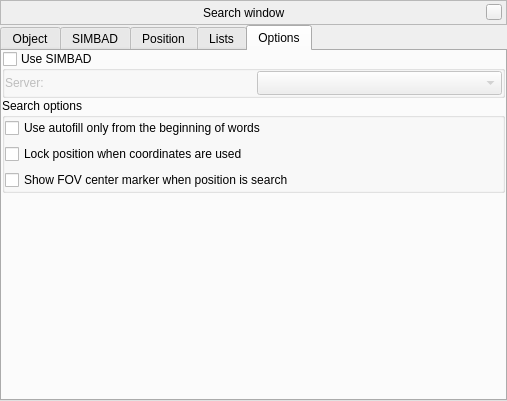
Before: the Qt Designer form src/gui/searchDialogGui.ui in 519984307/stellarium_src, drawn with Qt 5.
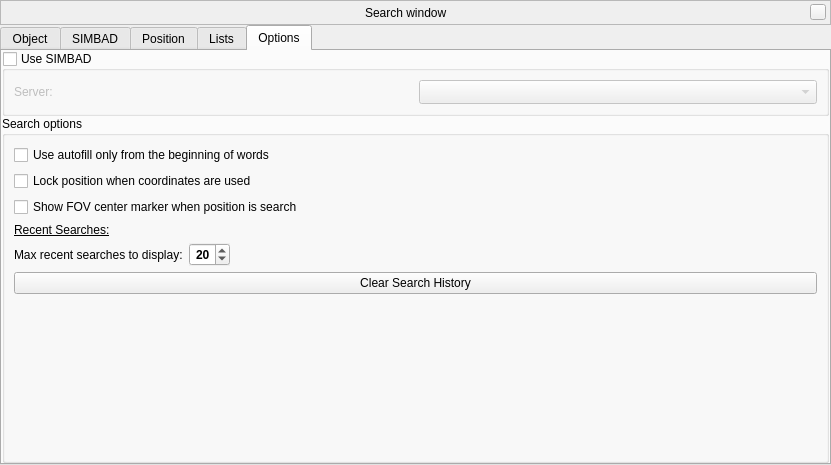
After: the same form once the commit is applied. The open tabs and pages were chosen to show the change. Custom widgets are drawn as their Qt base class.

Commit message: added recent search (#1168)

What changed in the file:
```diff
--- a/src/gui/searchDialogGui.ui
+++ b/src/gui/searchDialogGui.ui
@@ -6,8 +6,8 @@
    <rect>
     <x>0</x>
     <y>0</y>
-    <width>507</width>
-    <height>401</height>
+    <width>831</width>
+    <height>465</height>
    </rect>
   </property>
   <property name="sizePolicy">
@@ -28,6 +28,9 @@
   <property name="windowTitle">
    <string>Find Object</string>
   </property>
+  <property name="toolTip">
+   <string/>
+  </property>
   <property name="styleSheet">
    <string notr="true"/>
   </property>
@@ -154,21 +157,6 @@
        <string>Object</string>
       </attribute>
       <layout class="QVBoxLayout" name="verticalLayout_2">
-       <property name="spacing">
-        <number>0</number>
-       </property>
-       <property name="leftMargin">
-        <number>0</number>
-       </property>
-       <property name="topMargin">
-        <number>0</number>
-       </property>
-       <property name="rightMargin">
-        <number>0</number>
-       </property>
-       <property name="bottomMargin">
-        <number>0</number>
-       </property>
        <item>
         <widget class="QFrame" name="horizontalSearchLayout">
          <property name="minimumSize">
@@ -259,43 +247,27 @@
         </widget>
        </item>
        <item>
-        <widget class="CompletionLabel" name="completionLabel">
+        <widget class="QListView" name="searchListView">
          <property name="sizePolicy">
-          <sizepolicy hsizetype="Preferred" vsizetype="MinimumExpanding">
-           <horstretch>35</horstretch>
+          <sizepolicy hsizetype="Expanding" vsizetype="Expanding">
+           <horstretch>0</horstretch>
            <verstretch>0</verstretch>
           </sizepolicy>
          </property>
-         <property name="minimumSize">
-          <size>
-           <width>390</width>
-           <height>0</height>
-          </size>
+         <property name="font">
+          <font>
+           <family>Ubuntu</family>
+          </font>
          </property>
-         <property name="toolTip">
-          <string>Use tab key for select of found items</string>
+         <property name="focusPolicy">
+          <enum>Qt::NoFocus</enum>
          </property>
-         <property name="frameShape">
-          <enum>QFrame::NoFrame</enum>
+         <property name="editTriggers">
+          <set>QAbstractItemView::NoEditTriggers</set>
          </property>
-         <property name="lineWidth">
-          <number>1</number>
-         </property>
-         <property name="text">
-          <string/>
-         </property>
-         <property name="scaledContents">
+         <property name="isWrapping" stdset="0">
           <bool>false</bool>
          </property>
-         <property name="alignment">
-          <set>Qt::AlignLeading|Qt::AlignLeft|Qt::AlignTop</set>
-         </property>
-         <property name="wordWrap">
-          <bool>true</bool>
-         </property>
-         <property name="textInteractionFlags">
-          <set>Qt::TextSelectableByMouse</set>
-         </property>
         </widget>
        </item>
        <item>
@@ -1089,19 +1061,7 @@
          <property name="checked">
           <bool>false</bool>
          </property>
-         <layout class="QVBoxLayout" name="verticalLayout_5">
-          <property name="leftMargin">
-           <number>0</number>
-          </property>
-          <property name="topMargin">
-           <number>0</number>
-          </property>
-          <property name="rightMargin">
-           <number>0</number>
-          </property>
-          <property name="bottomMargin">
-           <number>0</number>
-          </property>
+         <layout class="QVBoxLayout" name="verticalLayout_6">
           <item>
            <layout class="QHBoxLayout" name="horizontalLayout_2">
             <item>
@@ -1146,24 +1106,15 @@
          <property name="title">
           <string>Search options</string>
          </property>
-         <layout class="QVBoxLayout" name="verticalLayout_6">
-          <property name="leftMargin">
-           <number>0</number>
-          </property>
-          <property name="topMargin">
-           <number>0</number>
-          </property>
-          <property name="rightMargin">
-           <number>0</number>
-          </property>
-          <property name="bottomMargin">
-           <number>0</number>
-          </property>
+         <layout class="QVBoxLayout" name="verticalLayout_8">
           <item>
            <widget class="QCheckBox" name="checkBoxUseStartOfWords">
             <property name="text">
              <string>Use autofill only from the beginning of words</string>
             </property>
+            <property name="checked">
+             <bool>false</bool>
+            </property>
            </widget>
           </item>
           <item>
@@ -1180,22 +1131,122 @@
             </property>
            </widget>
           </item>
+          <item>
+           <widget class="QLabel" name="label_2">
+            <property name="font">
+             <font>
+              <weight>50</weight>
+              <bold>false</bold>
+              <underline>true</underline>
+             </font>
+            </property>
+            <property name="text">
+             <string>Recent Searches:</string>
+            </property>
+           </widget>
+          </item>
+          <item>
+           <layout class="QHBoxLayout" name="horizontalLayout_5">
+            <item>
+             <widget class="QLabel" name="recentSearchSizeLabel">
+              <property name="enabled">
+               <bool>true</bool>
+              </property>
+              <property name="toolTip">
+               <string/>
+              </property>
+              <property name="toolTipDuration">
+               <number>-1</number>
+              </property>
+              <property name="text">
+               <string>Max recent searches to display:</string>
+              </property>
+             </widget>
+            </item>
+            <item>
+             <widget class="QSpinBox" name="recentSearchSizeSpinBox">
+              <property name="enabled">
+               <bool>true</bool>
+              </property>
+              <property name="sizePolicy">
+               <sizepolicy hsizetype="Minimum" vsizetype="Fixed">
+                <horstretch>0</horstretch>
+                <verstretch>0</verstretch>
+               </sizepolicy>
+              </property>
+              <property name="font">
+               <font>
+                <weight>75</weight>
+                <bold>true</bold>
+               </font>
+              </property>
+              <property name="toolTipDuration">
+               <number>-1</number>
+              </property>
+              <property name="autoFillBackground">
+               <bool>true</bool>
+              </property>
+              <property name="styleSheet">
+               <string notr="true"/>
+              </property>
+              <property name="alignment">
+               <set>Qt::AlignRight|Qt::AlignTrailing|Qt::AlignVCenter</set>
+              </property>
+              <property name="minimum">
+               <number>0</number>
+              </property>
+              <property name="maximum">
+               <number>99</number>
+              </property>
+              <property name="value">
+               <number>20</number>
+              </property>
+             </widget>
+            </item>
+            <item>
+             <spacer name="horizontalSpacer_2">
+              <property name="orientation">
+               <enum>Qt::Horizontal</enum>
+              </property>
+              <property name="sizeHint" stdset="0">
+               <size>
+                <width>40</width>
+                <height>20</height>
+               </size>
+              </property>
+             </spacer>
+            </item>
+           </layout>
+          </item>
+          <item>
+           <widget class="QPushButton" name="recentSearchClearDataPushButton">
+            <property name="toolTip">
+             <string extracomment="Deletes all recent search object data"/>
+            </property>
+            <property name="text">
+             <string>Clear Search History</string>
+            </property>
+           </widget>
+          </item>
+          <item>
+           <spacer name="verticalSpacer">
+            <property name="orientation">
+             <enum>Qt::Vertical</enum>
+            </property>
+            <property name="sizeType">
+             <enum>QSizePolicy::Expanding</enum>
+            </property>
+            <property name="sizeHint" stdset="0">
+             <size>
+              <width>20</width>
+              <height>40</height>
+             </size>
+            </property>
+           </spacer>
+          </item>
          </layout>
         </widget>
        </item>
-       <item>
-        <spacer name="verticalSpacer">
-         <property name="orientation">
-          <enum>Qt::Vertical</enum>
-         </property>
-         <property name="sizeHint" stdset="0">
-          <size>
-           <width>20</width>
-           <height>40</height>
-          </size>
-         </property>
-        </spacer>
-       </item>
       </layout>
      </widget>
     </widget>
@@ -1214,11 +1265,6 @@
    <extends>QSpinBox</extends>
    <header>AngleSpinBox.hpp</header>
   </customwidget>
-  <customwidget>
-   <class>CompletionLabel</class>
-   <extends>QLabel</extends>
-   <header>SearchDialog.hpp</header>
-  </customwidget>
  </customwidgets>
  <tabstops>
   <tabstop>tabWidget</tabstop>
```
The commit also changes 2 other files.
